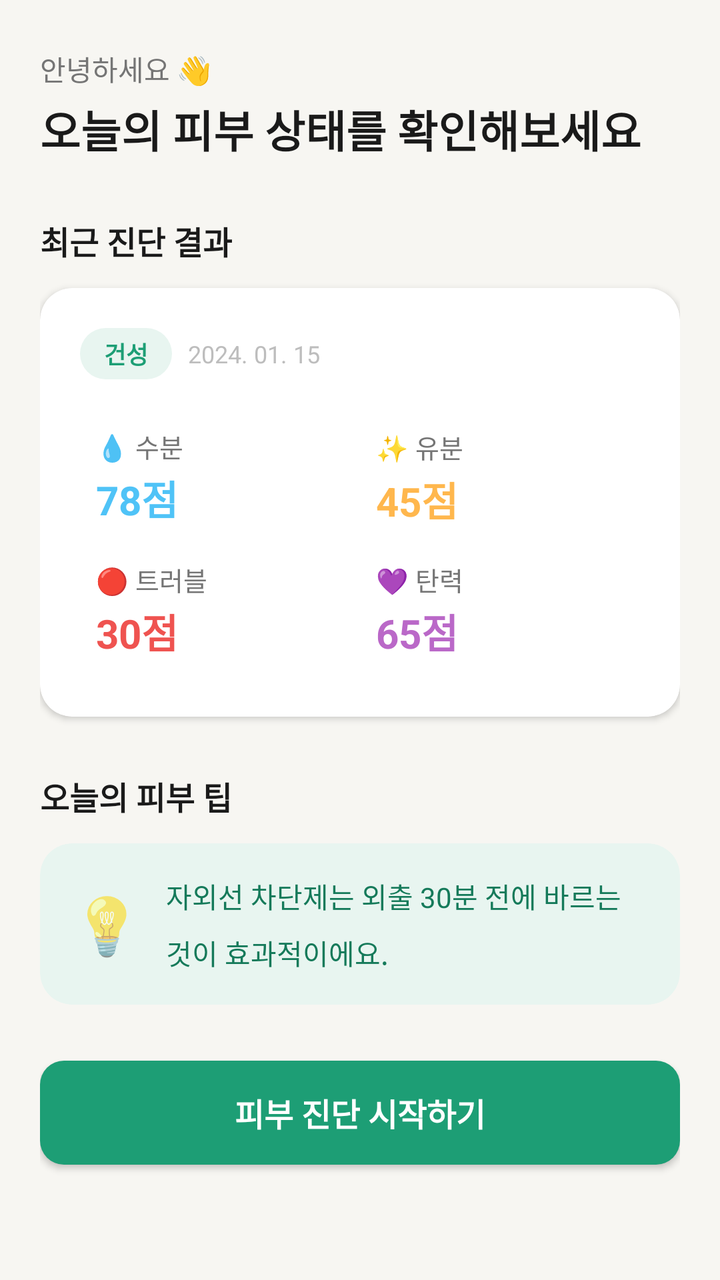
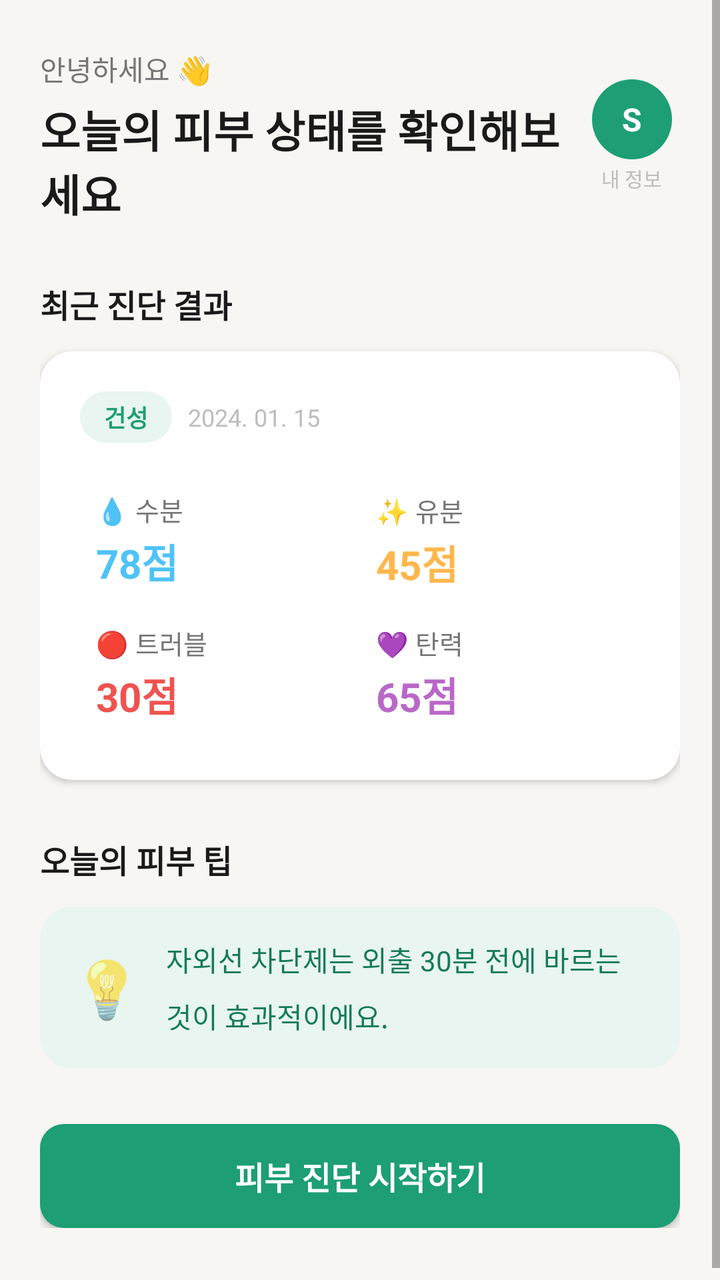

Before-and-after screenshots of an Android layout around one commit, followed by the original layout XML and the change that was made.
<!-- AndroidManifest.xml: application theme Theme.Soboroskin -->
<!-- res/layout/fragment_home.xml -->
<?xml version="1.0" encoding="utf-8"?>
<ScrollView
    xmlns:android="http://schemas.android.com/apk/res/android"
    xmlns:app="http://schemas.android.com/apk/res-auto"
    android:layout_width="match_parent"
    android:layout_height="match_parent"
    android:background="@color/background"
    android:fillViewport="true">

    <LinearLayout
        android:layout_width="match_parent"
        android:layout_height="wrap_content"
        android:orientation="vertical"
        android:paddingHorizontal="20dp"
        android:paddingTop="24dp"
        android:paddingBottom="32dp">

        
        <TextView
            android:id="@+id/tv_greeting"
            android:layout_width="match_parent"
            android:layout_height="wrap_content"
            android:text="@string/home_greeting"
            android:textSize="14sp"
            android:textColor="@color/text_secondary" />

        <TextView
            android:id="@+id/tv_subtitle"
            android:layout_width="match_parent"
            android:layout_height="wrap_content"
            android:text="@string/home_subtitle"
            android:textSize="22sp"
            android:textColor="@color/on_background"
            android:textStyle="bold"
            android:layout_marginTop="4dp" />

        
        <TextView
            android:layout_width="match_parent"
            android:layout_height="wrap_content"
            android:text="@string/home_latest_diagnosis"
            android:textSize="16sp"
            android:textColor="@color/on_background"
            android:textStyle="bold"
            android:layout_marginTop="28dp" />

        <androidx.cardview.widget.CardView
            android:id="@+id/card_diagnosis"
            android:layout_width="match_parent"
            android:layout_height="wrap_content"
            android:layout_marginTop="12dp"
            app:cardCornerRadius="16dp"
            app:cardElevation="2dp"
            app:cardBackgroundColor="@color/surface">

            <LinearLayout
                android:id="@+id/layout_diagnosis_content"
                android:layout_width="match_parent"
                android:layout_height="wrap_content"
                android:orientation="vertical"
                android:padding="20dp">

                
                <LinearLayout
                    android:layout_width="match_parent"
                    android:layout_height="wrap_content"
                    android:orientation="horizontal"
                    android:gravity="center_vertical">

                    <TextView
                        android:id="@+id/tv_skin_type_badge"
                        android:layout_width="wrap_content"
                        android:layout_height="wrap_content"
                        android:background="@drawable/bg_tag"
                        android:paddingHorizontal="12dp"
                        android:paddingVertical="4dp"
                        android:textColor="@color/primary"
                        android:textSize="12sp"
                        android:textStyle="bold"
                        android:text="건성" />

                    <TextView
                        android:id="@+id/tv_diagnosis_date"
                        android:layout_width="wrap_content"
                        android:layout_height="wrap_content"
                        android:layout_marginStart="8dp"
                        android:textColor="@color/text_hint"
                        android:textSize="12sp"
                        android:text="2024. 01. 15" />
                </LinearLayout>

                
                <LinearLayout
                    android:layout_width="match_parent"
                    android:layout_height="wrap_content"
                    android:orientation="vertical"
                    android:layout_marginTop="16dp">

                    
                    <LinearLayout
                        android:layout_width="match_parent"
                        android:layout_height="wrap_content"
                        android:orientation="horizontal">

                        <LinearLayout
                            android:layout_width="0dp"
                            android:layout_height="wrap_content"
                            android:layout_weight="1"
                            android:orientation="vertical"
                            android:padding="8dp">
                            <TextView
                                android:layout_width="wrap_content"
                                android:layout_height="wrap_content"
                                android:text="💧 수분"
                                android:textSize="13sp"
                                android:textColor="@color/text_secondary" />
                            <TextView
                                android:id="@+id/tv_score_moisture"
                                android:layout_width="wrap_content"
                                android:layout_height="wrap_content"
                                android:text="78점"
                                android:textSize="20sp"
                                android:textStyle="bold"
                                android:textColor="@color/accent_moisture"
                                android:layout_marginTop="2dp" />
                        </LinearLayout>

                        <LinearLayout
                            android:layout_width="0dp"
                            android:layout_height="wrap_content"
                            android:layout_weight="1"
                            android:orientation="vertical"
                            android:padding="8dp">
                            <TextView
                                android:layout_width="wrap_content"
                                android:layout_height="wrap_content"
                                android:text="✨ 유분"
                                android:textSize="13sp"
                                android:textColor="@color/text_secondary" />
                            <TextView
                                android:id="@+id/tv_score_oil"
                                android:layout_width="wrap_content"
                                android:layout_height="wrap_content"
                                android:text="45점"
                                android:textSize="20sp"
                                android:textStyle="bold"
                                android:textColor="@color/accent_oil"
                                android:layout_marginTop="2dp" />
                        </LinearLayout>
                    </LinearLayout>

                    
                    <LinearLayout
                        android:layout_width="match_parent"
                        android:layout_height="wrap_content"
                        android:orientation="horizontal">

                        <LinearLayout
                            android:layout_width="0dp"
                            android:layout_height="wrap_content"
                            android:layout_weight="1"
                            android:orientation="vertical"
                            android:padding="8dp">
                            <TextView
                                android:layout_width="wrap_content"
                                android:layout_height="wrap_content"
                                android:text="🔴 트러블"
                                android:textSize="13sp"
                                android:textColor="@color/text_secondary" />
                            <TextView
                                android:id="@+id/tv_score_trouble"
                                android:layout_width="wrap_content"
                                android:layout_height="wrap_content"
                                android:text="30점"
                                android:textSize="20sp"
                                android:textStyle="bold"
                                android:textColor="@color/accent_trouble"
                                android:layout_marginTop="2dp" />
                        </LinearLayout>

                        <LinearLayout
                            android:layout_width="0dp"
                            android:layout_height="wrap_content"
                            android:layout_weight="1"
                            android:orientation="vertical"
                            android:padding="8dp">
                            <TextView
                                android:layout_width="wrap_content"
                                android:layout_height="wrap_content"
                                android:text="💜 탄력"
                                android:textSize="13sp"
                                android:textColor="@color/text_secondary" />
                            <TextView
                                android:id="@+id/tv_score_elasticity"
                                android:layout_width="wrap_content"
                                android:layout_height="wrap_content"
                                android:text="65점"
                                android:textSize="20sp"
                                android:textStyle="bold"
                                android:textColor="@color/accent_elasticity"
                                android:layout_marginTop="2dp" />
                        </LinearLayout>
                    </LinearLayout>
                </LinearLayout>
            </LinearLayout>

            
            <LinearLayout
                android:id="@+id/layout_diagnosis_empty"
                android:layout_width="match_parent"
                android:layout_height="wrap_content"
                android:orientation="vertical"
                android:gravity="center"
                android:padding="32dp"
                android:visibility="gone">

                <TextView
                    android:layout_width="wrap_content"
                    android:layout_height="wrap_content"
                    android:text="@string/home_no_diagnosis"
                    android:textColor="@color/text_secondary"
                    android:textSize="14sp"
                    android:gravity="center"
                    android:lineSpacingMultiplier="1.5" />
            </LinearLayout>
        </androidx.cardview.widget.CardView>

        
        <TextView
            android:layout_width="match_parent"
            android:layout_height="wrap_content"
            android:text="@string/home_tip_title"
            android:textSize="16sp"
            android:textColor="@color/on_background"
            android:textStyle="bold"
            android:layout_marginTop="28dp" />

        <androidx.cardview.widget.CardView
            android:id="@+id/card_tip"
            android:layout_width="match_parent"
            android:layout_height="wrap_content"
            android:layout_marginTop="12dp"
            app:cardCornerRadius="16dp"
            app:cardElevation="0dp"
            app:cardBackgroundColor="@color/primary_light">

            <LinearLayout
                android:layout_width="match_parent"
                android:layout_height="wrap_content"
                android:orientation="horizontal"
                android:padding="16dp"
                android:gravity="center_vertical">

                <TextView
                    android:layout_width="wrap_content"
                    android:layout_height="wrap_content"
                    android:text="💡"
                    android:textSize="28sp" />

                <TextView
                    android:id="@+id/tv_tip"
                    android:layout_width="0dp"
                    android:layout_height="wrap_content"
                    android:layout_weight="1"
                    android:layout_marginStart="12dp"
                    android:text="자외선 차단제는 외출 30분 전에 바르는 것이 효과적이에요."
                    android:textSize="14sp"
                    android:textColor="@color/primary_dark"
                    android:lineSpacingMultiplier="1.4" />
            </LinearLayout>
        </androidx.cardview.widget.CardView>

        
        <Button
            android:id="@+id/btn_quick_scan"
            android:layout_width="match_parent"
            android:layout_height="52dp"
            android:layout_marginTop="28dp"
            android:background="@drawable/bg_button_primary"
            android:text="@string/home_scan_btn"
            android:textColor="@color/on_primary"
            android:textSize="16sp"
            android:textStyle="bold" />

    </LinearLayout>
</ScrollView>
<!-- resources referenced by this layout -->
<resources>
  <color name="accent_elasticity">#BA68C8</color>
  <color name="accent_moisture">#4FC3F7</color>
  <color name="accent_oil">#FFB74D</color>
  <color name="accent_trouble">#EF5350</color>
  <color name="background">#F7F6F2</color>
  <color name="on_background">#1A1A1A</color>
  <color name="on_primary">#FFFFFF</color>
  <color name="primary">#1D9E75</color>
  <color name="primary_dark">#157A5A</color>
  <color name="primary_light">#E8F5F0</color>
  <color name="surface">#FFFFFF</color>
  <color name="text_hint">#BDBDBD</color>
  <color name="text_secondary">#757575</color>
  <!-- drawable bg_button_primary (drawable) -->
  <?xml version="1.0" encoding="utf-8"?>
  <shape xmlns:android="http://schemas.android.com/apk/res/android"
      android:shape="rectangle">
      <solid android:color="@color/primary" />
      <corners android:radius="12dp" />
  </shape>
  <!-- drawable bg_tag (drawable) -->
  <?xml version="1.0" encoding="utf-8"?>
  <shape xmlns:android="http://schemas.android.com/apk/res/android"
      android:shape="rectangle">
      <solid android:color="@color/primary_light" />
      <corners android:radius="100dp" />
  </shape>
  <string name="home_greeting">안녕하세요 👋</string>
  <string name="home_latest_diagnosis">최근 진단 결과</string>
  <string name="home_no_diagnosis">아직 진단 기록이 없어요\n진단 버튼을 눌러 시작해보세요</string>
  <string name="home_scan_btn">피부 진단 시작하기</string>
  <string name="home_subtitle">오늘의 피부 상태를 확인해보세요</string>
  <string name="home_tip_title">오늘의 피부 팁</string>
  <style name="Theme.Soboroskin" parent="Theme.MaterialComponents.Light.NoActionBar">
          <item name="colorPrimary">@color/primary</item>
          <item name="colorPrimaryVariant">@color/primary_dark</item>
          <item name="colorOnPrimary">@color/on_primary</item>
          <item name="colorSecondary">@color/primary_variant</item>
          <item name="colorSecondaryVariant">@color/primary_dark</item>
          <item name="colorOnSecondary">@color/on_primary</item>
          <item name="android:colorBackground">@color/background</item>
          <item name="colorSurface">@color/surface</item>
          <item name="colorOnSurface">@color/on_surface</item>
          <item name="android:statusBarColor">@color/background</item>
          <item name="android:windowLightStatusBar" tools:targetApi="m">true</item>
          <item name="android:navigationBarColor">@color/surface</item>
          <item name="android:fontFamily">sans-serif</item>
      </style>
  <color name="primary_variant">#2DBF8C</color>
  <color name="on_surface">#1A1A1A</color>
</resources>

<!-- the commit's change to res/layout/fragment_home.xml (unified diff, before → after) -->
@@ -16,23 +16,69 @@
         android:paddingBottom="32dp">
 
         
-        <TextView
-            android:id="@+id/tv_greeting"
-            android:layout_width="match_parent"
-            android:layout_height="wrap_content"
-            android:text="@string/home_greeting"
-            android:textSize="14sp"
-            android:textColor="@color/text_secondary" />
-
-        <TextView
-            android:id="@+id/tv_subtitle"
-            android:layout_width="match_parent"
-            android:layout_height="wrap_content"
-            android:text="@string/home_subtitle"
-            android:textSize="22sp"
-            android:textColor="@color/on_background"
-            android:textStyle="bold"
-            android:layout_marginTop="4dp" />
+        <LinearLayout
+            android:layout_width="match_parent"
+            android:layout_height="wrap_content"
+            android:orientation="horizontal"
+            android:gravity="center_vertical">
+
+            <LinearLayout
+                android:layout_width="0dp"
+                android:layout_height="wrap_content"
+                android:layout_weight="1"
+                android:orientation="vertical">
+
+                <TextView
+                    android:id="@+id/tv_greeting"
+                    android:layout_width="wrap_content"
+                    android:layout_height="wrap_content"
+                    android:text="@string/home_greeting"
+                    android:textSize="14sp"
+                    android:textColor="@color/text_secondary" />
+
+                <TextView
+                    android:id="@+id/tv_subtitle"
+                    android:layout_width="wrap_content"
+                    android:layout_height="wrap_content"
+                    android:text="@string/home_subtitle"
+                    android:textSize="22sp"
+                    android:textColor="@color/on_background"
+                    android:textStyle="bold"
+                    android:layout_marginTop="4dp" />
+            </LinearLayout>
+
+            
+            <LinearLayout
+                android:id="@+id/btn_profile"
+                android:layout_width="wrap_content"
+                android:layout_height="wrap_content"
+                android:orientation="vertical"
+                android:gravity="center_horizontal"
+                android:padding="4dp"
+                android:clickable="true"
+                android:focusable="true">
+
+                <TextView
+                    android:id="@+id/tv_avatar"
+                    android:layout_width="40dp"
+                    android:layout_height="40dp"
+                    android:gravity="center"
+                    android:textSize="16sp"
+                    android:textStyle="bold"
+                    android:textColor="#FFFFFF"
+                    android:background="@drawable/bg_avatar"
+                    android:text="S" />
+
+                <TextView
+                    android:id="@+id/tv_profile_name"
+                    android:layout_width="wrap_content"
+                    android:layout_height="wrap_content"
+                    android:layout_marginTop="2dp"
+                    android:text="내 정보"
+                    android:textSize="10sp"
+                    android:textColor="@color/text_hint" />
+            </LinearLayout>
+        </LinearLayout>
 
         
         <TextView
<!-- resource entries referenced after the edit -->
@@ -13,6 +13,12 @@
   <color name="surface">#FFFFFF</color>
   <color name="text_hint">#BDBDBD</color>
   <color name="text_secondary">#757575</color>
+  <!-- drawable bg_avatar (drawable) -->
+  <?xml version="1.0" encoding="utf-8"?>
+  <shape xmlns:android="http://schemas.android.com/apk/res/android"
+      android:shape="oval">
+      <solid android:color="@color/primary" />
+  </shape>
   <!-- drawable bg_button_primary (drawable) -->
   <?xml version="1.0" encoding="utf-8"?>
   <shape xmlns:android="http://schemas.android.com/apk/res/android"
